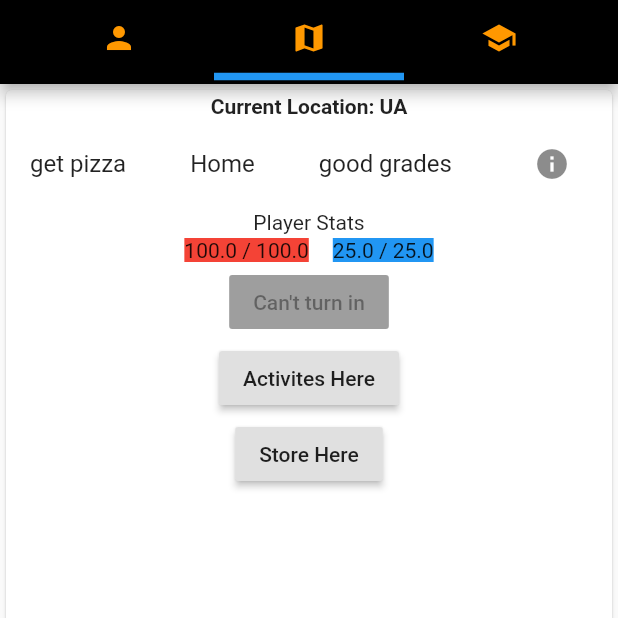
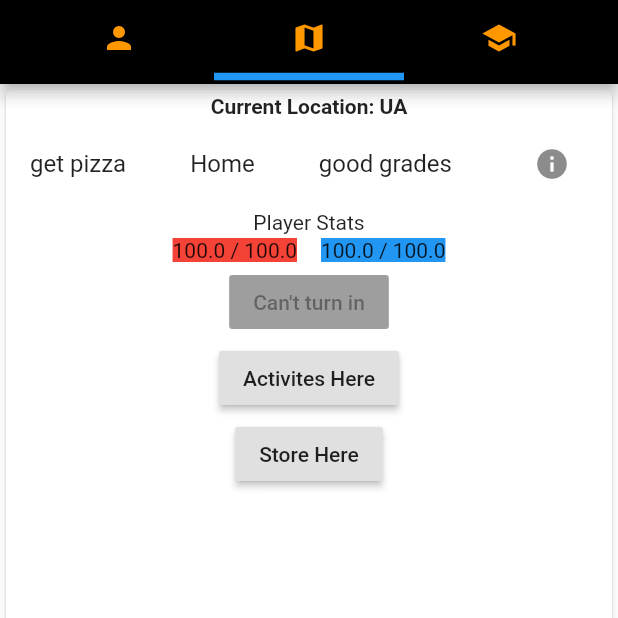
Before and after one commit to Colin-Orian/UOIT_GO, a Flutter app: the screen it shows after launch, on a phone screen of 412 x 824 dp, the top half of it. Run offline on Flutter 3.47's test engine with Material 2 defaults, Android fonts, the phone set to English and light mode, and no system bars; our stand-ins replace flip_card, flutter_map, latlong, location, percent_indicator.

```diff
--- a/lib/Character.dart
+++ b/lib/Character.dart
@@ -1,60 +1,60 @@
 import 'Item.dart';
 
 class Character{
-  double currentHealth;
-  double maxHealth;
-  double currentMotivation;
-  double maxMotivation;
-  int invSize;
-  String name;
+  static double currentHealth;
+  static double maxHealth;
+  static double currentMotivation;
+  static double maxMotivation;
+  static int invSize;
+  static String name;
 
-  List<Item> _inventory =[];
-  List<Modifier> _loadout = [];
-  List _activities = [];
+  static List<Item> _inventory =[];
+  static List<Modifier> _loadout = [];
+  static List _activities = [];
 
-  Character({health,motivation,invSize,name}){
-    this.maxHealth=health;
-    this.maxMotivation=motivation;
-    this.invSize=invSize;
-    this.name=name;
+static void loadCharacter({health,motivation,numInv, characterName}){
+    maxHealth=health;
+    maxMotivation=motivation;
+    invSize=numInv;
+    name=characterName;
 
     //sets characters current health and motivation to be full.
-    this.currentHealth=maxHealth;
-    this.currentMotivation=maxMotivation;
+    currentHealth=maxHealth;
+    currentMotivation=maxMotivation;
   }
 
   //return character inventory
-  List<Item> getInv(){
+  static List<Item> getInv(){
     return _inventory;
   }
 
   //return character loadout
-  List<Modifier> getLoad(){
+  static List<Modifier> getLoad(){
     return _loadout;
   }
 
   //return character activities
-  List getAct(){
+  static List getAct(){
     return _activities;
   }
 
   //add item to inventory
-  void addItemInv(Item item){
+  static void addItemInv(Item item){
     _inventory.add(item);
   }
 
   //add modifier to loadout
-  void addModLoad(Modifier modifier){
+  static void addModLoad(Modifier modifier){
     _loadout.add(modifier);
   }
 
   //returns if inventory is full
-  bool isInvFull(){
+  static bool isInvFull(){
     return _inventory.length==invSize;
   }
 
   //returns if loadout is full
-  bool isLoadFull(){
+  static bool isLoadFull(){
     return _loadout.length==4;
   }
 }
--- a/lib/MapPage.dart
+++ b/lib/MapPage.dart
@@ -1,30 +1,28 @@
 import 'package:flutter/material.dart';
 import 'package:location/location.dart';
-
+import 'GPSInfo.dart';
 import 'Character.dart';
 import 'Objective.dart';
 import 'ActivitesPage.dart';
 import 'MapInfo.dart';
 import 'Places.dart';
 class MapPage extends StatefulWidget{
-  MapPage({Key key, this.title, this.context, this.character}) : super(key: key);
-  final Character character;
+  MapPage({Key key, this.title, this.context}) : super(key: key);
   final BuildContext context;
   final String title;
 
   @override
-  _MapPageState createState() => _MapPageState(context, character);
+  _MapPageState createState() => _MapPageState(context,);
 }
 
 class _MapPageState extends State<MapPage>{
-  Character character;
+
   BuildContext context;
   Location _location;
   double _lat;
   double _long;
-  _MapPageState(BuildContext context, Character character){
+  _MapPageState(BuildContext context,){
     this.context =context;
-    this.character =character;
     _location = new Location();
     _location.onLocationChanged().listen((LocationData currentLocation){
       setState(() {
@@ -67,7 +65,7 @@ void turnIn(){
               //Changes to the character's inventory / stats
               onPressed: (){
                 setState(() {
-                  character.currentHealth -= 10;
+                  Character.currentHealth -= 10;
                   objective = new Objective('Health',  'Done', 'done', 'Done', 'Done');
                 });
                 Navigator.of(context).pop();
@@ -101,12 +99,12 @@ Row createStats(){
     mainAxisAlignment: MainAxisAlignment.center,
     children: <Widget>[
       Container(
-        child: Text('${character.currentHealth} / ${character.maxHealth}',),
+        child: Text('${Character.currentHealth} / ${Character.maxHealth}',),
         color: Colors.red,
       ),
       Padding(padding: EdgeInsets.all(8),),
       Container(
-        child: Text('${character.currentMotivation} / ${character.maxMotivation}'),
+        child: Text('${Character.currentMotivation} / ${Character.maxMotivation}'),
         color: Colors.blue,
       ),
 
@@ -123,6 +121,7 @@ Row createStats(){
 
   void openStore(){
     //open a new navigator that contains different items
+    Navigator.push(context, MaterialPageRoute(builder: (context) => GPSInfo()));
   }
   @override
   Widget build(BuildContext context) {
--- a/lib/main.dart
+++ b/lib/main.dart
@@ -10,6 +10,7 @@ class MyApp extends StatelessWidget {
   // This widget is the root of your application.
   @override
   Widget build(BuildContext context) {
+    Character.loadCharacter(health: 100.0, motivation: 100.0, numInv: 54, characterName: 'Amazing Student');
     return MaterialApp(
       title: 'Ontario Tech Go',
       theme: ThemeData(
@@ -23,7 +24,6 @@ class MyApp extends StatelessWidget {
 
 class MyHomePage extends StatefulWidget {
   MyHomePage({Key key, this.title}) : super(key: key);
-
   final String title;
 
   @override
@@ -31,16 +31,19 @@ class MyHomePage extends StatefulWidget {
 }
 
 class _MyHomePageState extends State<MyHomePage> {
-  Character testCharacter =Character(health: 100.0, motivation: 25.0, invSize: 54, name: 'Amazing Student');
+
   CharacterPage characterPage;
   AcademicPage academicPage;
   MapPage mapPage;
 
+  _MyHomePageState(){
+
+  }
   @override
   Widget build(BuildContext context) {
-    characterPage = CharacterPage(character: testCharacter);
+    characterPage = CharacterPage();
     academicPage =AcademicPage();
-    mapPage =MapPage(context:context, character: testCharacter,);
+    mapPage =MapPage(context:context,);
 
     return DefaultTabController(
       length: 3,
```
Also changed, not shown: lib/CharacterPage.dart (+17 -21 lines), lib/GPSInfo.dart (added, +47 -0 lines).
